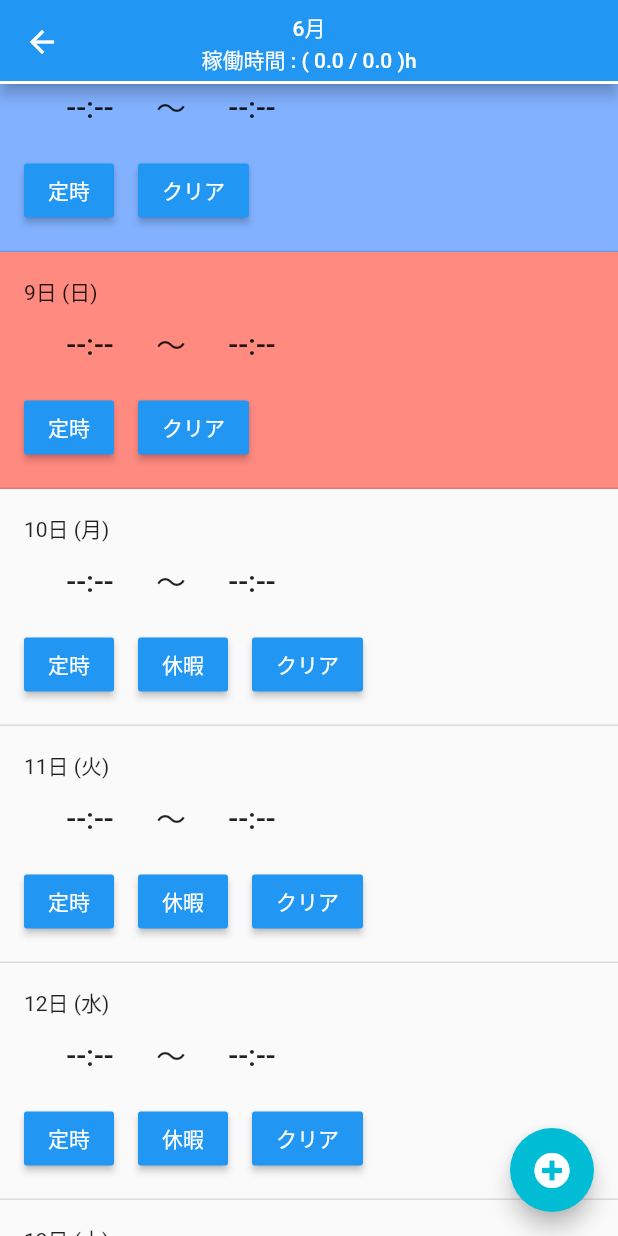
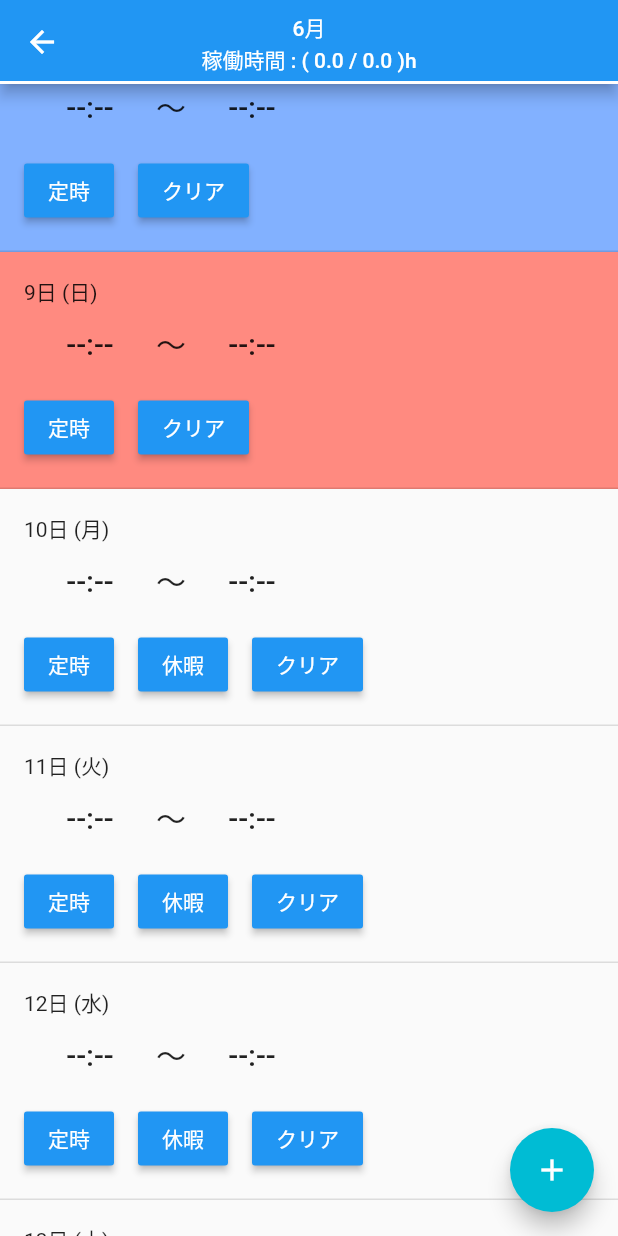
Before and after one commit to kusamuraX/KinTai, a Flutter app: the MyHomePage screen opened by its route, scrolled down 1152 dp, on a phone screen of 412 x 824 dp. Run offline on Flutter 3.47's test engine with Material 2 defaults, Android fonts, the phone set to English and light mode, and no system bars; our stand-ins replace shared_preferences; accounts and stored records are empty; network calls fail.

Commit message:
change float button

```diff
--- a/lib/customfloadbtn.dart
+++ b/lib/customfloadbtn.dart
@@ -1,5 +1,4 @@
 import 'package:flutter/material.dart';
-import 'package:font_awesome_flutter/font_awesome_flutter.dart';
 
 class FloatBtnArea extends StatefulWidget {
   FloatBtnArea({Key key}) : super(key: key);
@@ -10,22 +9,72 @@ class FloatBtnArea extends StatefulWidget {
 
 class FloatBtnAreaState extends State<FloatBtnArea>
     with SingleTickerProviderStateMixin {
+  FloatBtnAreaState()
+      :commonDuration = Duration(milliseconds: 500);
+
+  Animation<double> _rotaTween;
+  Animation<double> _scaleTween;
   AnimationController animationController;
+  final Duration commonDuration;
+  bool animated = false;
+  final double baseMargin = 65.0;
 
   @override
   void initState() {
     super.initState();
     animationController = AnimationController(
-        duration: Duration(milliseconds: 1000), vsync: this);
+        duration: commonDuration, vsync: this);
+
+    var curvedAnimation = new CurvedAnimation(
+        parent: animationController, curve: Curves.easeIn);
+
+    _rotaTween = Tween<double>(
+      begin: 0.0,
+      end: 0.625,
+    ).animate( curvedAnimation );
+    _scaleTween = Tween<double>(
+      begin: 0.0,
+      end: 1.0,
+    ).animate( curvedAnimation );
   }
 
   @override
   Widget build(BuildContext context) {
-    return new SectorAnimation(
-      controller: animationController,
-      curvedAnimation: new CurvedAnimation(
-          parent: animationController, curve: Curves.elasticOut),
-    );
+    return new Container(
+      height: 300.0,
+      child: new Stack(alignment: Alignment.bottomCenter, children: <Widget>[
+        new AnimatedContainer(
+          duration: commonDuration,
+          margin: new EdgeInsets.only(bottom: animated ? baseMargin*2 : 0.0),
+          child: new ScaleTransition(
+            scale: _scaleTween,
+            child: new FloatingActionButton(
+              heroTag: 'btn3',
+              child: new Icon(Icons.track_changes),
+              onPressed: () {},
+              backgroundColor: Colors.cyan),
+          ),),
+        new AnimatedContainer(
+          duration: commonDuration,
+          margin: new EdgeInsets.only(bottom: animated ? baseMargin : 0.0),
+          child: new ScaleTransition(
+            scale: _scaleTween,
+            child: new FloatingActionButton(
+              heroTag: 'btn2',
+              child: new Icon(Icons.cloud_upload),
+              onPressed: () {
+              },
+              backgroundColor: Colors.cyan),
+          ),),
+        new RotationTransition(
+          turns: _rotaTween,
+          child: new FloatingActionButton(
+            heroTag: 'btn1',
+            child: new Icon(Icons.add),
+            onPressed: _btnPress,
+            backgroundColor: Colors.cyan),
+        ),
+      ]),);
   }
 
   @override
@@ -33,99 +82,16 @@ class FloatBtnAreaState extends State<FloatBtnArea>
     super.dispose();
     animationController.dispose();
   }
-}
-
-class SectorAnimation extends StatelessWidget {
-  SectorAnimation({Key key, this.controller, this.curvedAnimation})
-      : _rotaTween = Tween<double>(
-          begin: 0.0,
-          end: 0.625,
-        ).animate(
-          curvedAnimation,
-        ),
-        _transTween1 =
-            Tween<Offset>(begin: Offset.zero, end: const Offset(0.0, -1.2))
-                .animate(
-          curvedAnimation,
-        ),
-        _transTween2 =
-            Tween<Offset>(begin: Offset.zero, end: const Offset(0.0, -2.4))
-                .animate(
-          curvedAnimation,
-        ),
-        _transTween3 =
-            Tween<Offset>(begin: Offset.zero, end: const Offset(0.0, -3.6))
-                .animate(
-          curvedAnimation,
-        ),
-        _scaleTween = Tween<double>(
-          begin: 0.0,
-          end: 1.0,
-        ).animate(
-          curvedAnimation,
-        ),
-        super(key: key);
-
-  final AnimationController controller;
-  final CurvedAnimation curvedAnimation;
-  final Animation<double> _rotaTween;
-  final Animation<Offset> _transTween1;
-  final Animation<Offset> _transTween2;
-  final Animation<Offset> _transTween3;
-  final Animation<double> _scaleTween;
-
-  build(context) {
-    return new AnimatedBuilder(
-      animation: controller,
-      builder: (context, builder) {
-        return Stack(alignment: Alignment.center, children: <Widget>[
-          new SlideTransition(
-            position: _transTween3,
-            child: new ScaleTransition(
-              scale: _scaleTween,
-              child: new FloatingActionButton(
-                  child: new Icon(FontAwesomeIcons.playstation),
-                  onPressed: () {},
-                  backgroundColor: Colors.cyan),
-            ),
-          ),
-          new SlideTransition(
-            position: _transTween2,
-            child: new ScaleTransition(
-              scale: _scaleTween,
-              child: new FloatingActionButton(
-                  child: new Icon(FontAwesomeIcons.trashAlt),
-                  onPressed: () {},
-                  backgroundColor: Colors.cyan),
-            ),
-          ),
-          new SlideTransition(
-            position: _transTween1,
-            child: new ScaleTransition(
-              scale: _scaleTween,
-              child: new FloatingActionButton(
-                  child: new Icon(FontAwesomeIcons.cloudUploadAlt),
-                  onPressed: () {},
-                  backgroundColor: Colors.cyan),
-            ),
-          ),
-          new RotationTransition(
-            turns: _rotaTween,
-            child: new FloatingActionButton(
-                child: new Icon(FontAwesomeIcons.plusCircle),
-                onPressed: _btnPress,
-                backgroundColor: Colors.cyan),
-          ),
-        ]);
-      },
-    );
-  }
 
   _btnPress() {
-    if (controller.isCompleted) {
-      controller.reverse();
-    } else {
-      controller.forward();
-    }
+    setState(() {
+      if (animationController.isCompleted) {
+        animationController.reverse();
+        animated = false;
+      } else {
+        animationController.forward();
+        animated = true;
+      }
+    });
   }
 }
--- a/lib/main.dart
+++ b/lib/main.dart
@@ -124,7 +124,10 @@ class _MyHomePageState extends State<MyHomePage>
     return tabs;
   }
 
-  setScrollPosition() async {
+  _bindAfter(_) {
+    _setScrollPosition();
+  }
+  _setScrollPosition() async {
     RenderBox render = _lineSizeGetKey.currentContext.findRenderObject();
     var offset = (DateTime.now().day - 1) * render.size.height;
     while (true) {
@@ -165,9 +168,9 @@ class _MyHomePageState extends State<MyHomePage>
     super.initState();
     _tabController = new TabController(length: 1, vsync: this);
     _scrollController = new ScrollController();
-    setScrollPosition();
     dateInfo = new DateInfo();
     currentMonth = DateTime.now().month;
+    WidgetsBinding.instance.addPostFrameCallback(_bindAfter);
   }
 
   @override
--- a/pubspec.yaml
+++ b/pubspec.yaml
@@ -8,7 +8,9 @@ dependencies:
     sdk: flutter
   http: ^0.11.3+16
   shared_preferences: ^0.5.3
-  font_awesome_flutter: ^6.0.0
+  googleapis: any
+  googleapis_auth: any
+
 
   # The following adds the Cupertino Icons font to your application.
   # Use with the CupertinoIcons class for iOS style icons.
@@ -34,6 +36,8 @@ flutter:
   # assets:
   #  - images/a_dot_burr.jpeg
   #  - images/a_dot_ham.jpeg
+  assets:
+    - assets/client_secret_238139530250-ktht80ohgjiehajos8vpp23i6fjc915j.apps.googleusercontent.com.json
 
   # An image asset can refer to one or more resolution-specific "variants", see
   # https://flutter.io/assets-and-images/#resolution-aware.
```
Also changed, not shown: 1 other file.
